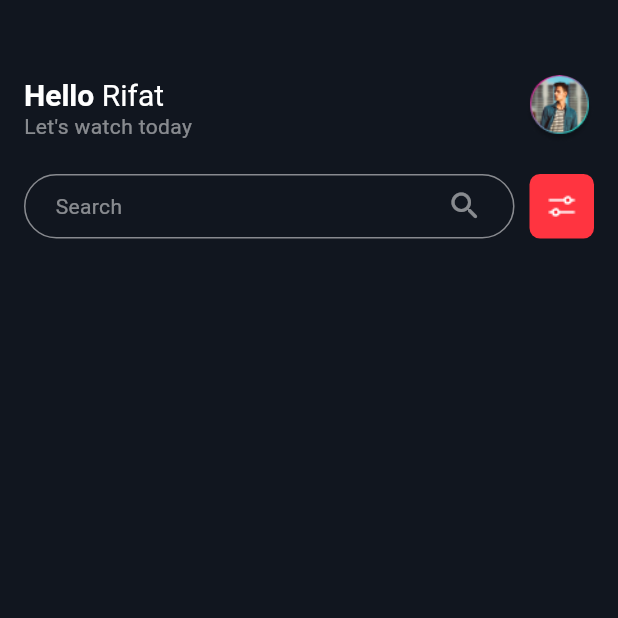
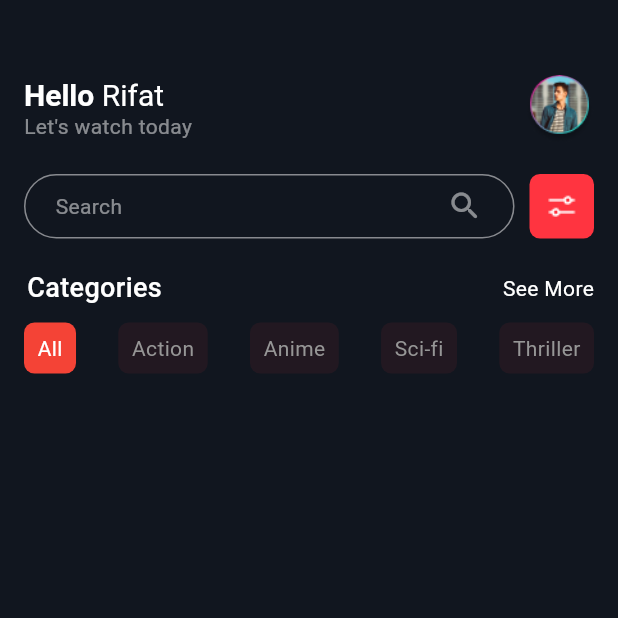
Before and after one commit to jhalto/sm_task, a Flutter app: the screen it shows after launch, on a phone screen of 412 x 824 dp, the top half of it. Run offline on Flutter 3.47's test engine with Material 3 defaults, Android fonts, the phone set to English and light mode, and no system bars; our stand-ins replace google_fonts, sizer; Roboto replaces fonts that are missing (Akatab).

Commit message:
categories done

```diff
--- a/lib/home.dart
+++ b/lib/home.dart
@@ -1,4 +1,6 @@
 import 'package:flutter/material.dart';
+import 'package:flutter/services.dart';
+import 'package:sm_task/pages/categories.dart';
 import 'package:sm_task/widgets/common_widgets.dart';
 import 'package:sm_task/widgets/searchBar.dart';
 
@@ -7,11 +9,17 @@ class Home extends StatelessWidget {
 
   @override
   Widget build(BuildContext context) {
-    return Scaffold(
+     SystemChrome.setEnabledSystemUIMode(SystemUiMode.edgeToEdge);
+     SystemChrome.setSystemUIOverlayStyle(SystemUiOverlayStyle.dark);
+
+     return Scaffold(
+
+
       backgroundColor: Color(0xff11161F),
       body: Padding(
         padding: const EdgeInsets.only(left: 16,right: 16,top: 50),
         child: Column(
+          crossAxisAlignment: CrossAxisAlignment.start,
           children: [
             Row(
               mainAxisAlignment: MainAxisAlignment.spaceBetween,
@@ -85,7 +93,22 @@ class Home extends StatelessWidget {
                   ),
                 )
               ],
-            )
+            ),
+            SizedBox(
+              height: 20,
+            ),
+            Padding(
+              padding: const EdgeInsets.only(left: 2.0,),
+              child: Row(
+                mainAxisAlignment: MainAxisAlignment.spaceBetween,
+                children: [
+                  Text("Categories",style: appStyleAkatab(18,white,FontWeight.w500),),
+                  Text("See More",style: appStyle(14,white),)
+                ],
+              ),
+            ),
+            SizedBox(height: 10,),
+            Categories(),
 
           ],
 
--- /dev/null
+++ b/lib/pages/categories.dart
@@ -0,0 +1,116 @@
+import 'package:flutter/foundation.dart';
+import 'package:flutter/material.dart';
+import 'package:sm_task/widgets/common_widgets.dart';
+
+class Categories extends StatefulWidget {
+  const Categories({super.key});
+
+  @override
+  State<Categories> createState() => _CategoriesState();
+}
+
+class _CategoriesState extends State<Categories> {
+
+  int currentIndex = 0;
+  @override
+  Widget build(BuildContext context) {
+    return Container(
+
+      height: 34,
+      child: Row(
+        mainAxisAlignment: MainAxisAlignment.spaceBetween,
+        spacing: 10,
+        children: [
+          GestureDetector(
+            onTap: (){
+              setState(() {
+                currentIndex = 0;
+              });
+            },
+            child: Container(
+              decoration: BoxDecoration(
+                  borderRadius: BorderRadius.circular(7),
+                color: currentIndex ==0?Colors.red:cBC,
+              ),
+              height: 34,
+
+              padding: EdgeInsets.symmetric(horizontal: 9),
+              child: Center(child: Text("All",style: appStyleAkatab(14,currentIndex==0?white: cNST),)),
+            ),
+          ),
+          GestureDetector(
+            onTap: (){
+              setState(() {
+                currentIndex = 1;
+              });
+            },
+            child: Container(
+              decoration: BoxDecoration(
+                borderRadius: BorderRadius.circular(7),
+                color: currentIndex ==1?Colors.red:cBC,
+              ),
+              height: 34,
+
+              padding: EdgeInsets.symmetric(horizontal: 9),
+              child: Center(child: Text("Action",style: appStyleAkatab(14,currentIndex==1?white: cNST),)),
+            ),
+          ),
+          GestureDetector(
+            onTap: (){
+              setState(() {
+                currentIndex = 2;
+              });
+            },
+            child: Container(
+              decoration: BoxDecoration(
+                  borderRadius: BorderRadius.circular(7),
+                color: currentIndex ==2?Colors.red:cBC,
+              ),
+              height: 34,
+
+              padding: EdgeInsets.symmetric(horizontal: 9),
+              child: Center(child: Text("Anime",style: appStyleAkatab(14,currentIndex==2?white: cNST),)),
+            ),
+          ),
+          GestureDetector(
+            onTap: (){
+              setState(() {
+                currentIndex = 3;
+              });
+            },
+            child: Container(
+              decoration: BoxDecoration(
+                  borderRadius: BorderRadius.circular(7),
+                color: currentIndex ==3?Colors.red:cBC,
+              ),
+              height: 34,
+
+              padding: EdgeInsets.symmetric(horizontal: 9),
+              child: Center(child: Text("Sci-fi",style: appStyleAkatab(14,currentIndex==3?white: cNST),)),
+            ),
+          ),
+          GestureDetector(
+            onTap: (){
+              setState(() {
+                currentIndex = 4;
+              });
+            },
+            child: Container(
+              decoration: BoxDecoration(
+                  borderRadius: BorderRadius.circular(7),
+                color: currentIndex ==4?Colors.red:cBC,
+
+              ),
+              height: 34,
+
+              padding: EdgeInsets.symmetric(horizontal: 9),
+              child: Center(child: Text("Thriller",style: appStyleAkatab(14,currentIndex==4?white: cNST),)),
+            ),
+          ),
+
+
+        ],
+      ),
+    );
+  }
+}
--- a/lib/widgets/common_widgets.dart
+++ b/lib/widgets/common_widgets.dart
@@ -20,4 +20,7 @@ import 'package:google_fonts/google_fonts.dart';
     );
   }
 
+
   final Color white = Color(0xffFFFFFF);
+  final Color cNST = Color(0xff969696);
+  final Color cBC = Color(0xff221821);
```
